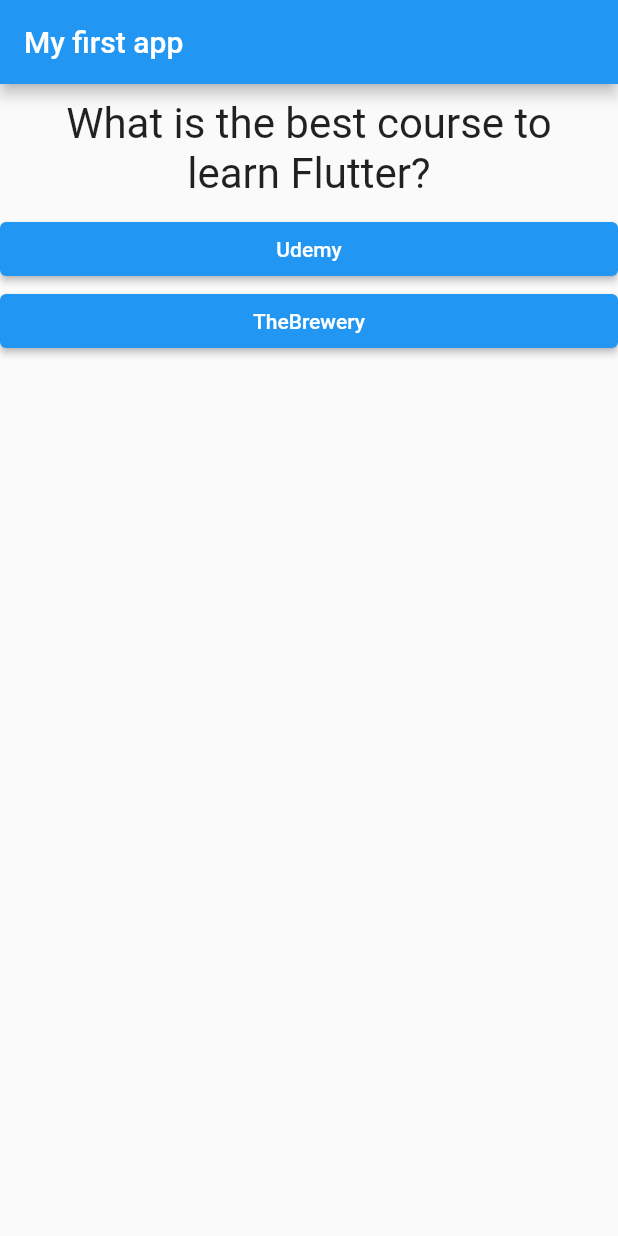
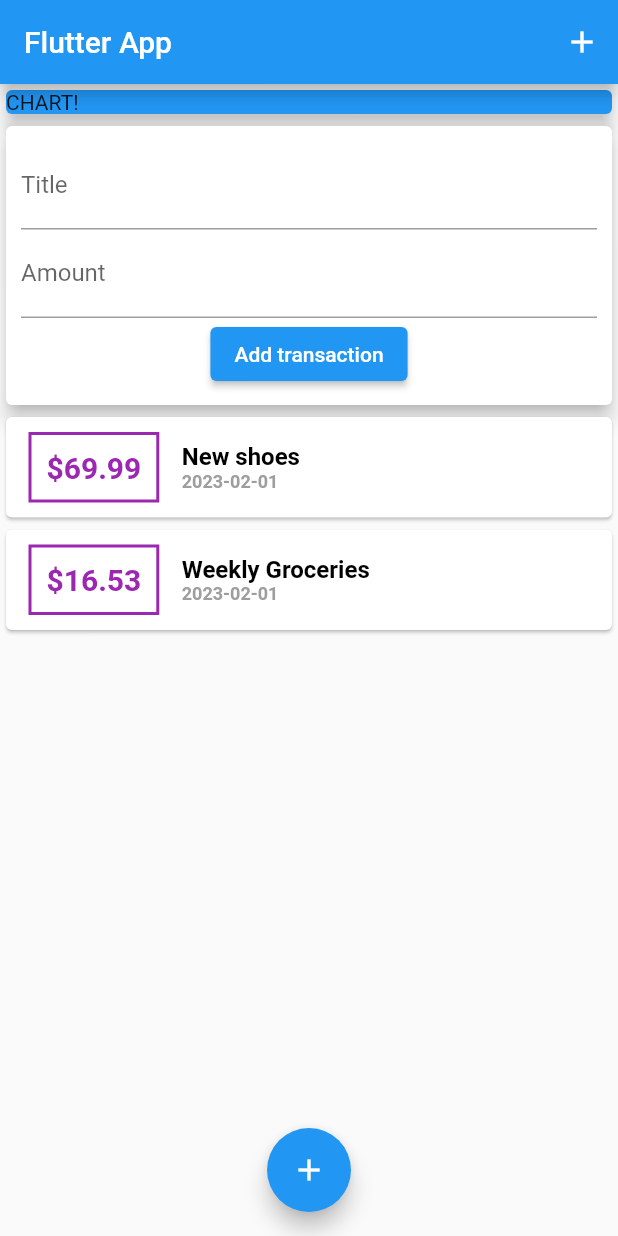
Before and after one commit to roccogazzaneo/shopapp-nohttp, a Flutter app: the screen it shows after launch, on a phone screen of 412 x 824 dp. Run offline on Flutter 3.47's test engine with Material 2 defaults, Android fonts, the phone set to English and light mode, and no system bars.

```diff
--- a/lib/answer.dart
+++ /dev/null
@@ -1,27 +0,0 @@
-// Raised Button does not necessary has to be in stateful widget.
-// we can also trigger a function even if it lives in a separate widget
-// manage the answer in the answer - and question in question - respectively
-
-import 'package:flutter/material.dart';
-import 'package:flutter/src/foundation/key.dart';
-import 'package:flutter/src/widgets/container.dart';
-import 'package:flutter/src/widgets/framework.dart';
-
-class Answer extends StatelessWidget {
-  // Answer takes a function as input because he will use it
-  // to display a button that will trigger that function
-  // VoidCallback means that it will accept a function that
-  // wont take anything as input and wont return anything
-  // in other cases use function
-  final VoidCallback selectHandler;
-  final String answerText;
-  Answer(this.selectHandler, this.answerText);
-
-  @override
-  Widget build(BuildContext context) {
-    return Container(
-        width: double.infinity,
-        child:
-            ElevatedButton(child: Text(answerText), onPressed: selectHandler));
-  }
-}
--- a/lib/main.dart
+++ b/lib/main.dart
@@ -1,93 +1,51 @@
 import 'package:flutter/material.dart';
+import './widgets/user_transaction.dart';
 
-import './quiz.dart'; // this would import all widgets unless
-import '/result.dart';
+void main() => runApp(MaterialApp(home: MyHomePage()));
 
-// they have an underscore
+class MyHomePage extends StatelessWidget {
+  // new variables for user inputs
+  // String titleInput;
+  // String amountInput;
 
-void main() => runApp(MyApp());
-
-// sometimes you wanna call certain classes only from certain files
-class MyApp extends StatefulWidget {
-  @override
-  State<StatefulWidget> createState() {
-    // to connect the 2 pieces (the class below)
-    return _MyAppState();
-  }
-}
-
-// the underscore will make the class into private so it can be only used
-// in this file, same for variables and functions
-class _MyAppState extends State<MyApp> {
-  static const _questions = [
-    // should contain also info about answers - use maps (dict)
-    {
-      'questionText': 'What is the best course to learn Flutter?',
-      'answers': [
-        {'text': 'Udemy', 'score': 10},
-        {'text': 'TheBrewery', 'score': 1},
-      ],
-    },
-    {
-      'questionText': 'Who is the best student?',
-      'answers': [
-        {'text': 'Rocco', 'score': 15},
-        {'text': 'Nicco', 'score': 1},
-      ],
-    },
-    {
-      'questionText': 'How much money are you going to make',
-      'answers': [
-        {'text': '5 euros', 'score': 1},
-        {'text': '5000 euros', 'score': 1},
-        {'text': '5m euros', 'score': 1},
-        {'text': '5bn euros', 'score': 1}
-      ],
-    }
-  ];
-  var _questionIndex = 0;
-  var _totalScore = 0;
-
-  void _resetQuiz() {
-    // reset
-    setState(() {
-      _questionIndex = 0;
-      _totalScore = 0;
-    });
-  }
-
-  void _answerQuestion(int score) {
-    // this setState is necessary because the app does not reinder
-    // everyime you touch a button. SetState is an indicator that we are
-    // about to change the state
-
-    _totalScore += score;
-    setState(() {
-      _questionIndex = _questionIndex + 1;
-    });
-    print(_questionIndex);
-    if (_questionIndex < _questions.length) {
-      print('We have more questions!');
-    }
-  } // you cannot assign a string variable the null (NULL SAFETY)
-
+  final titleController = TextEditingController();
+  final amountController = TextEditingController();
   @override
   Widget build(BuildContext context) {
-    // you use const because it is compiled time constant.
-    // you know that this value will never change ever
-
-    // reassigning variables does not work if question is a constant
-    // if value is a constant instead, you cannot modify the list in place
-    // it becomes an unmutable object
-    return MaterialApp(
-      home: Scaffold(
-        appBar: AppBar(title: Text('My first app')),
-        body: _questionIndex < _questions.length
-            ? Quiz(
-                answerQuestion: _answerQuestion,
-                questionIndex: _questionIndex,
-                questions: _questions)
-            : Result(_totalScore, _resetQuiz),
+    return Scaffold(
+      appBar: AppBar(
+        title: Text('Flutter App'),
+        actions: <Widget>[
+          //typicall you add icon buttons here. Renders a button that onluy
+          // holds a button
+          IconButton(
+            icon: Icon(Icons.add),
+            onPressed: () {},
+          )
+        ],
+      ),
+      // should be the body with child column to scroll
+      body: SingleChildScrollView(
+        child: Column(
+          mainAxisAlignment: MainAxisAlignment.start,
+          crossAxisAlignment: CrossAxisAlignment.start,
+          children: <Widget>[
+            Container(
+              width: double.infinity,
+              child: Card(
+                color: Colors.blue,
+                child: Text('CHART!'),
+                elevation: 5,
+              ),
+            ),
+            UserTransactions()
+          ],
+        ),
+      ),
+      floatingActionButtonLocation: FloatingActionButtonLocation.centerFloat,
+      floatingActionButton: FloatingActionButton(
+        child: Icon(Icons.add),
+        onPressed: () {},
       ),
     );
   }
--- /dev/null
+++ b/lib/models/transaction.dart
@@ -0,0 +1,15 @@
+import 'package:flutter/foundation.dart';
+
+// regular object not a widget
+class Transaction {
+  final String id;
+  final String title;
+  final double amount;
+  final DateTime date;
+
+  Transaction(
+      {@required this.id,
+      @required this.title,
+      @required this.amount,
+      @required this.date});
+}
--- a/lib/question.dart
+++ /dev/null
@@ -1,39 +0,0 @@
-// one widget per file as convention
-// type st and you will have prebuildt widgets
-
-import 'package:flutter/material.dart';
-import 'package:flutter/src/foundation/key.dart';
-import 'package:flutter/src/widgets/container.dart';
-import 'package:flutter/src/widgets/framework.dart';
-
-class Question extends StatelessWidget {
-  // final tells that once the constructor is called, once the object
-  // is live we cannot reassign a new value to the questionText
-  // at the point it executes we lock final values, but while writing
-  // we dont know what the value would be
-  // CONST VS FINAL
-  final String questionText;
-
-  // you can go with a positional argument without curly brackets because
-  // you dont need so
-  Question(this.questionText);
-
-  @override
-  Widget build(BuildContext context) {
-    // container is used for styling (the padding) around the child (text)
-    // also it will format the border (colors) and the marging containing
-    // everything
-    return Container(
-        width: double.infinity, // to say as much as possible
-        margin: EdgeInsets.all(10),
-        child: Text(
-          questionText,
-          style: TextStyle(fontSize: 28),
-          // it will not recenter because of space - add a container
-          // ctrl click to learn about the function
-          // you can create other object as subobjects by using .
-          // in that way you can prespecify arguments (veryOld 2.41)
-          textAlign: TextAlign.center,
-        ));
-  }
-}
--- a/lib/quiz.dart
+++ /dev/null
@@ -1,32 +0,0 @@
-import 'package:flutter/src/foundation/key.dart';
-import 'package:flutter/src/widgets/container.dart';
-import 'package:flutter/src/widgets/framework.dart';
-
-import 'package:flutter/material.dart';
-import './question.dart';
-import './answer.dart';
-
-class Quiz extends StatelessWidget {
-  final List<Map<String, Object>> questions;
-  final int questionIndex;
-  final Function answerQuestion;
-
-  Quiz(
-      {@required this.questions,
-      @required this.answerQuestion,
-      @required this.questionIndex});
-
-  @override
-  Widget build(BuildContext context) {
-    return Column(
-      children: [
-        Question(questions[questionIndex]['questionText']),
-        ...(questions[questionIndex]['answers'] as List<Map<String, Object>>)
-            .map((answer) {
-          // use anonymous function because you want to pass an argument when Answer only takes argumentless functions
-          return Answer(() => answerQuestion(answer['score']), answer['text']);
-        }).toList()
-      ],
-    );
-  }
-}
--- a/lib/result.dart
+++ /dev/null
@@ -1,44 +0,0 @@
-import 'package:flutter/src/foundation/key.dart';
-import 'package:flutter/src/widgets/container.dart';
-import 'package:flutter/src/widgets/framework.dart';
-
-import 'package:flutter/material.dart';
-
-class Result extends StatelessWidget {
-  final int resultScore;
-  final Function resetHandler;
-
-  Result(this.resultScore, this.resetHandler);
-  // getter cannot take argument
-  String get resultPhrase {
-    var resultText = 'WRONG ANSWERS BITCH!';
-    if (resultScore > 5) {
-      resultText = 'YOU PASSED THE TEST!';
-    } else {
-      resultText = 'You are so bad!';
-    }
-    return resultText;
-  }
-
-  @override
-  Widget build(BuildContext context) {
-    return Center(
-      // you can WRAP with COLUMN automatically
-      // a column by default
-      child: Column(
-        children: [
-          Text(
-            resultPhrase,
-            style: TextStyle(fontSize: 36, fontWeight: FontWeight.bold),
-            textAlign: TextAlign.center,
-          ),
-          // initially a flatbutton
-          FloatingActionButton(
-            child: Text('Restart Quiz!'),
-            onPressed: resetHandler,
-          )
-        ],
-      ),
-    );
-  }
-}
--- /dev/null
+++ b/lib/widgets/new_transaction.dart
@@ -0,0 +1,67 @@
+import 'package:flutter/material.dart';
+
+// a new class for the card
+
+class NewTransaction extends StatelessWidget {
+  final Function addTx;
+  final titleController = TextEditingController();
+  final amountController = TextEditingController();
+
+  // because you are passing add_new_transaction function as an argument
+  NewTransaction(this.addTx);
+
+  void submitData() {
+    final enteredTitle = titleController.text;
+    final enteredAmount = double.parse(amountController.text);
+
+    if (enteredTitle.isEmpty || enteredAmount <= 0) {
+      return; // return stops the function execution so it will not added
+    }
+    addTx(enteredTitle, enteredAmount);
+  }
+
+  @override
+  Widget build(BuildContext context) {
+    return Card(
+      elevation: 5,
+      // wanna add margin to column? wrap it with a container
+      child: Container(
+        padding: EdgeInsets.all(10),
+        child: Column(
+          children: <Widget>[
+            // text field to receive user inputs - ctrl space to see options
+            // c'è una classe per tutto!!
+            TextField(
+              decoration: InputDecoration(labelText: "Title"),
+              controller: titleController,
+              onSubmitted: (_) => submitData,
+              // for every key stroke onChanged:
+              // needs to be a function that takes input and gives nothingù
+              // this is how you assign the user input to the above chosen variable
+              //onChanged: (val) {
+              //  titleInput = val;
+              //}
+            ),
+            TextField(
+              decoration: InputDecoration(labelText: "Amount"),
+              // use controller as alternative - much easier
+              controller: amountController,
+              // onChanged: (val) {
+              //   amountInput = val;
+              //}
+              // to make sure you enter number
+              keyboardType: TextInputType.number,
+              // i get an argument but i don't care about it
+              onSubmitted: (_) => submitData,
+            ),
+            ElevatedButton(
+              child: Text('Add transaction'),
+              // the function is what happens when you click the button
+              onPressed: submitData,
+            )
+          ],
+        ),
+      ),
+    );
+  }
+}
--- /dev/null
+++ b/lib/widgets/transaction_list.dart
@@ -0,0 +1,65 @@
+import 'package:flutter/material.dart';
+import '../models/transaction.dart';
+import 'package:intl/intl.dart'; // for datetime formatting
+
+class TransactionList extends StatelessWidget {
+  final List<Transaction> transactions;
+  // this below constructor is about how to pass data to small widget
+  TransactionList(this.transactions);
+
+  @override
+  Widget build(BuildContext context) {
+    // this container is to tell the element to not take as much as space
+    // as he wants, so you should wrap a listview in a container
+    return Container(
+        height: 300,
+        // a list view is a widget with infinite height unlike a column
+        // that takes all available column
+
+        // builder does not render everything, returns the card
+        child: ListView.builder(
+            itemBuilder: (ctx, index) {
+              // Card contiene row. Row contiene un Container, e una colonna con due testi
+              return Card(
+                child: Row(children: <Widget>[
+                  Container(
+                    margin: EdgeInsets.symmetric(
+                      vertical: 10,
+                      horizontal: 15,
+                    ),
+                    // draw a border in all directions
+                    decoration: BoxDecoration(
+                        border: Border.all(
+                      color: Colors.purple,
+                      width: 2,
+                    )),
+                    padding: EdgeInsets.all(10),
+                    child: Text(
+                      "\$${transactions[index].amount.toStringAsFixed(2)}",
+                      style: TextStyle(
+                          fontWeight: FontWeight.bold,
+                          fontSize: 20,
+                          color: Colors.purple),
+                    ),
+                  ),
+                  Column(children: <Widget>[
+                    Text(transactions[index].title,
+                        style: TextStyle(
+                            fontWeight: FontWeight.bold,
+                            fontSize: 16,
+                            color: Colors.black)),
+                    // you can add a dot after dateformat for special constructors
+                    Text(
+                        DateFormat('yyyy-MM-dd')
+                            .format(transactions[index].date),
+                        style: TextStyle(
+                            fontWeight: FontWeight.bold,
+                            fontSize: 12,
+                            color: Colors.grey)),
+                  ], crossAxisAlignment: CrossAxisAlignment.start)
+                ]),
+              );
+            },
+            itemCount: transactions.length));
+  }
+}
--- /dev/null
+++ b/lib/widgets/user_transaction.dart
@@ -0,0 +1,54 @@
+import 'package:flutter/material.dart';
+import './new_transaction.dart';
+import './transaction_list.dart';
+import '../models/transaction.dart';
+
+// widget that contains the the list and the new transaction button
+// notice it must be stateful
+
+class UserTransactions extends StatefulWidget {
+  @override
+  _UserTransactionsState createState() => _UserTransactionsState();
+}
+
+class _UserTransactionsState extends State<UserTransactions> {
+  final List<Transaction> _userTransactions = [
+    Transaction(
+      id: 't1',
+      title: 'New shoes',
+      amount: 69.99,
+      date: DateTime.now(),
+    ),
+    Transaction(
+      id: 't2',
+      title: 'Weekly Groceries',
+      amount: 16.53,
+      date: DateTime.now(),
+    )
+  ];
+
+  void _addNewTransaction(String txTitle, double txAmount) {
+    // once a transaction was created it will not change
+    final newTx = Transaction(
+      title: txTitle,
+      amount: txAmount,
+      date: DateTime.now(),
+      id: DateTime.now().toString(),
+    );
+
+    setState(() {
+      // you cannot assign = because it is final
+      _userTransactions.add(newTx);
+    });
+  }
+
+  @override
+  Widget build(BuildContext context) {
+    return Column(
+      children: <Widget>[
+        NewTransaction(_addNewTransaction),
+        TransactionList(_userTransactions),
+      ],
+    );
+  }
+}
--- a/pubspec.yaml
+++ b/pubspec.yaml
@@ -23,6 +23,7 @@ environment:
 dependencies:
   flutter:
     sdk: flutter
+  intl: ^0.15.8
 
 
   # The following adds the Cupertino Icons font to your application.
```
Also changed, not shown: pubspec.lock.
